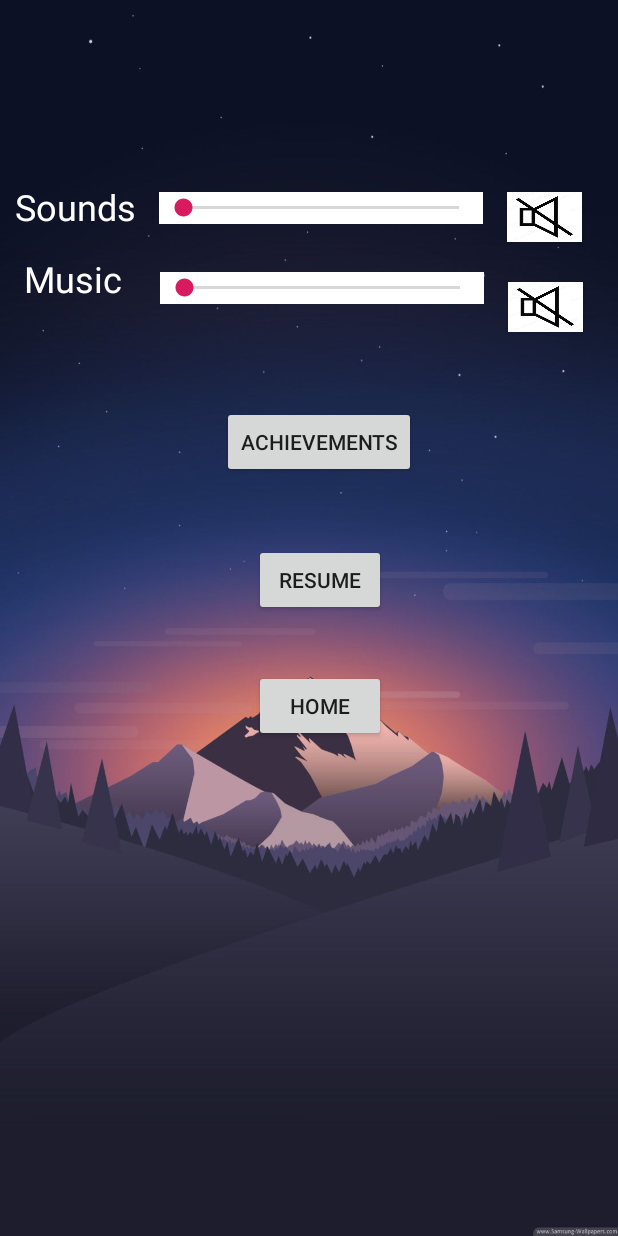
After one commit to Ean-Yan/Android-Quiz-Game, an Android app: the SettingsPage screen opened directly, with no data from a screen before it, on a phone screen of 412 x 824 dp. The commit adds this screen. Run offline under Robolectric (Android 15) with nearby library versions, the phone set to English and light mode, and no system bars; Roboto replaces fonts that are not available here.

Commit message:
Updated settings page to existing application

```diff
--- a/app/src/main/AndroidManifest.xml
+++ b/app/src/main/AndroidManifest.xml
@@ -19,6 +19,7 @@
         </activity>
         <activity android:name=".LevelActivity"></activity>
         <activity android:name=".gamePage"></activity>
+        <activity android:name=".SettingsPage"></activity>
     </application>
 
 </manifest>
--- a/app/src/main/java/com/teamandroids/triviagame/application/MainActivity.kt
+++ b/app/src/main/java/com/teamandroids/triviagame/application/MainActivity.kt
@@ -3,14 +3,10 @@ package com.teamandroids.triviagame.application
 import android.content.Intent
 import android.media.MediaPlayer
 import android.os.Bundle
-import android.provider.MediaStore
 import android.support.v7.app.AppCompatActivity;
 import android.view.Menu
 import android.view.MenuItem
 import android.widget.Button
-import kotlinx.android.synthetic.main.content_main.*
-import com.teamandroids.triviagame.application.Database.Question
-import com.teamandroids.triviagame.application.Database.QuestionBuilder
 
 class MainActivity : AppCompatActivity() {
     private lateinit var media : MediaPlayer
@@ -34,6 +30,12 @@ class MainActivity : AppCompatActivity() {
         val rdm: Button = findViewById(R.id.buttonRandom)
         rdm.setOnClickListener {
             var i = Intent(this,gamePage::class.java)
+            startActivity(i)
+        }
+
+        val settings : Button = findViewById(R.id.Settings)
+        settings.setOnClickListener {
+            var i = Intent(this, SettingsPage::class.java)
             startActivity(i)
         }
 
--- /dev/null
+++ b/app/src/main/java/com/teamandroids/triviagame/application/SettingsPage.kt
@@ -0,0 +1,42 @@
+package com.teamandroids.triviagame.application
+
+import android.app.Activity
+import android.content.Intent
+import android.os.Bundle
+import android.util.DisplayMetrics
+import android.view.Gravity
+import android.widget.Button
+import android.widget.SeekBar
+
+class SettingsPage : Activity() {
+
+    // val science : Button = findViewById<Button>(R.id.ScienceButton)
+    override fun onCreate(savedInstanceState: Bundle?) {
+        super.onCreate(savedInstanceState)
+        setContentView(R.layout.activity_settings_page)
+        val achievements : Button = findViewById<Button>(R.id.achievements)
+
+        val muteSounds : Button = findViewById<Button>(R.id.muteSounds)
+
+        val muteMusic : Button = findViewById<Button>(R.id.muteMusic)
+
+        val home : Button = findViewById<Button>(R.id.home)
+        home.setOnClickListener {
+            var i =  Intent(this, MainActivity::class.java)
+            startActivity(i)
+        }
+
+        val resume: Button = findViewById<Button>(R.id.resume)
+        resume.setOnClickListener {
+            var i =  Intent(this, gamePage::class.java)
+            startActivity(i)
+        }
+
+        val sound : SeekBar = findViewById<SeekBar>(R.id.soundsSlider)
+
+        val music: SeekBar = findViewById<SeekBar>(R.id.musicSlider)
+
+
+    }
+
+}
--- /dev/null
+++ b/app/src/main/res/drawable/ic_launcher_foreground.xml
@@ -0,0 +1,34 @@
+<vector xmlns:android="http://schemas.android.com/apk/res/android"
+    xmlns:aapt="http://schemas.android.com/aapt"
+    android:width="108dp"
+    android:height="108dp"
+    android:viewportWidth="108"
+    android:viewportHeight="108">
+    <path
+        android:fillType="evenOdd"
+        android:pathData="M32,64C32,64 38.39,52.99 44.13,50.95C51.37,48.37 70.14,49.57 70.14,49.57L108.26,87.69L108,109.01L75.97,107.97L32,64Z"
+        android:strokeWidth="1"
+        android:strokeColor="#00000000">
+        <aapt:attr name="android:fillColor">
+            <gradient
+                android:endX="78.5885"
+                android:endY="90.9159"
+                android:startX="48.7653"
+                android:startY="61.0927"
+                android:type="linear">
+                <item
+                    android:color="#44000000"
+                    android:offset="0.0" />
+                <item
+                    android:color="#00000000"
+                    android:offset="1.0" />
+            </gradient>
+        </aapt:attr>
+    </path>
+    <path
+        android:fillColor="#FFFFFF"
+        android:fillType="nonZero"
+        android:pathData="M66.94,46.02L66.94,46.02C72.44,50.07 76,56.61 76,64L32,64C32,56.61 35.56,50.11 40.98,46.06L36.18,41.19C35.45,40.45 35.45,39.3 36.18,38.56C36.91,37.81 38.05,37.81 38.78,38.56L44.25,44.05C47.18,42.57 50.48,41.71 54,41.71C57.48,41.71 60.78,42.57 63.68,44.05L69.11,38.56C69.84,37.81 70.98,37.81 71.71,38.56C72.44,39.3 72.44,40.45 71.71,41.19L66.94,46.02ZM62.94,56.92C64.08,56.92 65,56.01 65,54.88C65,53.76 64.08,52.85 62.94,52.85C61.8,52.85 60.88,53.76 60.88,54.88C60.88,56.01 61.8,56.92 62.94,56.92ZM45.06,56.92C46.2,56.92 47.13,56.01 47.13,54.88C47.13,53.76 46.2,52.85 45.06,52.85C43.92,52.85 43,53.76 43,54.88C43,56.01 43.92,56.92 45.06,56.92Z"
+        android:strokeWidth="1"
+        android:strokeColor="#00000000" />
+</vector>
--- /dev/null
+++ b/app/src/main/res/layout/activity_settings_page.xml
@@ -0,0 +1,147 @@
+<?xml version="1.0" encoding="utf-8"?>
+<android.support.constraint.ConstraintLayout xmlns:android="http://schemas.android.com/apk/res/android"
+                                             xmlns:app="http://schemas.android.com/apk/res-auto"
+                                             xmlns:tools="http://schemas.android.com/tools"
+                                             android:layout_width="match_parent"
+                                             android:layout_height="match_parent"
+                                             android:background="@drawable/bcgnd"
+                                             tools:showIn="@layout/activity_settings_page"
+                                             tools:context=".SettingsPage">
+
+    <Button
+            android:id="@+id/muteMusic"
+            android:layout_width="50dp"
+            android:layout_height="33dp"
+            android:layout_marginStart="16dp"
+            android:layout_marginLeft="16dp"
+            android:layout_marginTop="188dp"
+            android:layout_marginEnd="8dp"
+            android:layout_marginRight="8dp"
+            android:background="@drawable/mute"
+            app:layout_constraintEnd_toEndOf="@+id/muteSounds"
+            app:layout_constraintHorizontal_bias="0.0"
+            app:layout_constraintStart_toEndOf="@+id/musicSlider"
+            app:layout_constraintTop_toTopOf="parent" />
+
+    <TextView
+            android:id="@+id/Music"
+            android:layout_width="74dp"
+            android:layout_height="33dp"
+            android:layout_marginStart="8dp"
+            android:layout_marginLeft="8dp"
+            android:layout_marginTop="16dp"
+            android:text="Music"
+            android:textColor="#FFFFFF"
+            android:textSize="24sp"
+            app:layout_constraintEnd_toEndOf="@+id/Sounds"
+            app:layout_constraintStart_toStartOf="parent"
+            app:layout_constraintTop_toBottomOf="@+id/Sounds" />
+
+    <SeekBar
+            android:id="@+id/musicSlider"
+            android:layout_width="216dp"
+            android:layout_height="21dp"
+            android:layout_marginStart="16dp"
+            android:layout_marginLeft="16dp"
+            android:layout_marginTop="32dp"
+            android:layout_marginEnd="8dp"
+            android:layout_marginRight="8dp"
+            android:background="#FFFFFF"
+            app:layout_constraintEnd_toStartOf="@+id/muteSounds"
+            app:layout_constraintHorizontal_bias="0.111"
+            app:layout_constraintStart_toEndOf="@+id/Music"
+            app:layout_constraintTop_toBottomOf="@+id/soundsSlider" />
+
+    <TextView
+            android:id="@+id/Sounds"
+            android:layout_width="88dp"
+            android:layout_height="32dp"
+            android:layout_marginStart="9dp"
+            android:layout_marginLeft="9dp"
+            android:layout_marginTop="121dp"
+            android:layout_marginEnd="8dp"
+            android:layout_marginRight="8dp"
+            android:text="Sounds"
+            android:textColor="#FFFFFF"
+            android:textSize="24sp"
+            app:layout_constraintEnd_toStartOf="@+id/guideline2"
+            app:layout_constraintStart_toStartOf="parent"
+            app:layout_constraintTop_toTopOf="parent" />
+
+    <SeekBar
+            android:id="@+id/soundsSlider"
+            android:layout_width="216dp"
+            android:layout_height="21dp"
+            android:layout_marginStart="8dp"
+            android:layout_marginLeft="8dp"
+            android:layout_marginTop="128dp"
+            android:background="#FFFFFF"
+            app:layout_constraintStart_toEndOf="@+id/Sounds"
+            app:layout_constraintTop_toTopOf="parent" />
+
+    <Button
+            android:id="@+id/home"
+            android:layout_width="wrap_content"
+            android:layout_height="wrap_content"
+            android:layout_marginTop="36dp"
+            android:text="Home"
+            app:layout_constraintEnd_toEndOf="@+id/resume"
+            app:layout_constraintTop_toBottomOf="@+id/resume" />
+
+    <Button
+            android:id="@+id/resume"
+            android:layout_width="wrap_content"
+            android:layout_height="wrap_content"
+            android:layout_marginTop="44dp"
+            android:layout_marginEnd="20dp"
+            android:layout_marginRight="20dp"
+            android:text="Resume"
+            app:layout_constraintEnd_toEndOf="@+id/achievements"
+            app:layout_constraintTop_toBottomOf="@+id/achievements" />
+
+    <Button
+            android:id="@+id/achievements"
+            android:layout_width="wrap_content"
+            android:layout_height="wrap_content"
+            android:layout_marginStart="148dp"
+            android:layout_marginLeft="148dp"
+            android:layout_marginTop="68dp"
+            android:text="Achievements"
+            app:layout_constraintStart_toStartOf="parent"
+            app:layout_constraintTop_toBottomOf="@+id/musicSlider" />
+
+    <Button
+            android:id="@+id/muteSounds"
+            android:layout_width="50dp"
+            android:layout_height="33dp"
+            android:layout_marginStart="16dp"
+            android:layout_marginLeft="16dp"
+            android:layout_marginTop="128dp"
+            android:background="@drawable/mute"
+            app:layout_constraintStart_toEndOf="@+id/soundsSlider"
+            app:layout_constraintTop_toTopOf="parent" />
+
+    <android.support.constraint.Group
+            android:id="@+id/group"
+            android:layout_width="wrap_content"
+            android:layout_height="wrap_content"
+            app:layout_constraintBottom_toTopOf="parent"
+            app:layout_constraintEnd_toStartOf="parent"
+            app:layout_constraintStart_toStartOf="parent"
+            app:layout_constraintTop_toTopOf="parent" />
+
+    <android.support.constraint.Guideline
+            android:id="@+id/guideline"
+            android:layout_width="wrap_content"
+            android:layout_height="wrap_content"
+            android:orientation="vertical"
+            app:layout_constraintGuide_begin="33dp" />
+
+    <android.support.constraint.Guideline
+            android:id="@+id/guideline2"
+            android:layout_width="wrap_content"
+            android:layout_height="wrap_content"
+            android:orientation="vertical"
+            app:layout_constraintGuide_begin="107dp" />
+
+</android.support.constraint.ConstraintLayout>
```
Also changed, not shown: app/src/main/res/drawable/background_settings.jpg (added), app/src/main/res/drawable/mute.jpg (added).
